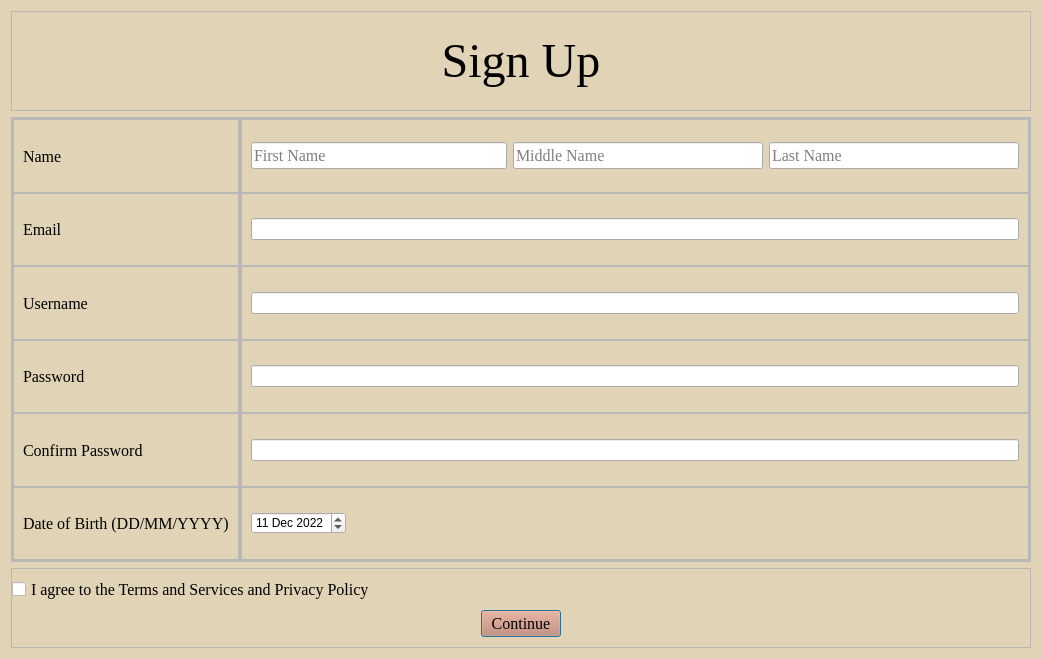
Qt form signup.ui (skidgefries/rightmeal) before a commit.
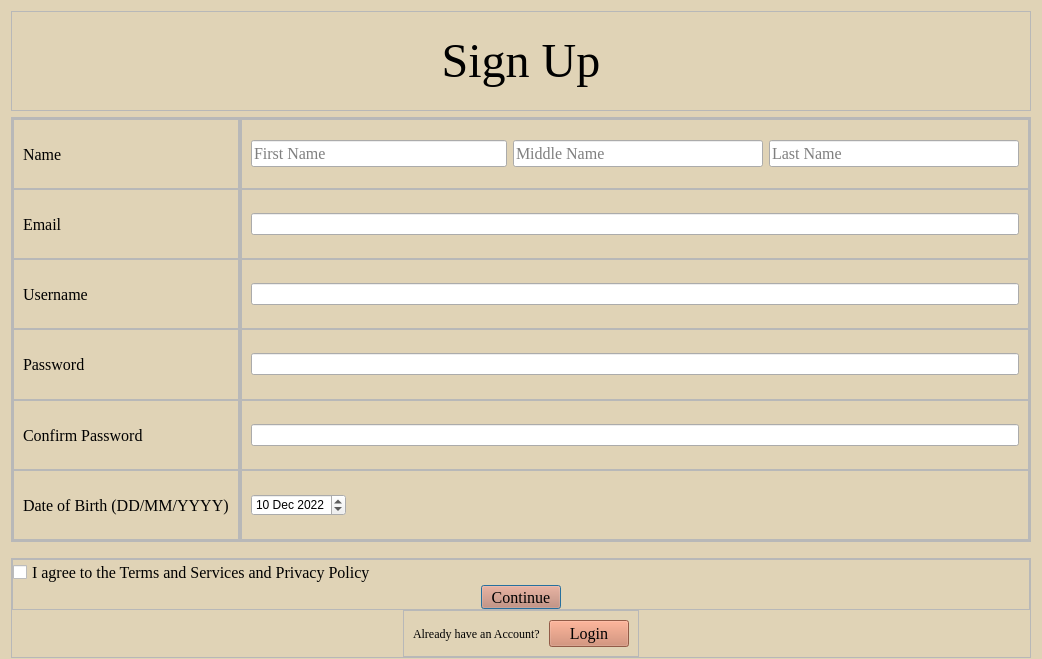
The same form after that commit.

The edit to the form file:
```diff
--- a/signup.ui
+++ b/signup.ui
@@ -10,6 +10,12 @@
     <height>659</height>
    </rect>
   </property>
+  <property name="minimumSize">
+   <size>
+    <width>0</width>
+    <height>100</height>
+   </size>
+  </property>
   <property name="windowTitle">
    <string>Dialog</string>
   </property>
@@ -544,12 +550,12 @@
               </property>
               <property name="dateTime">
                <datetime>
-                <hour>1</hour>
-                <minute>0</minute>
+                <hour>19</hour>
+                <minute>15</minute>
                 <second>0</second>
                 <year>2022</year>
                 <month>12</month>
-                <day>11</day>
+                <day>10</day>
                </datetime>
               </property>
              </widget>
@@ -565,6 +571,12 @@
    </item>
    <item>
     <widget class="QFrame" name="frame_2">
+     <property name="minimumSize">
+      <size>
+       <width>0</width>
+       <height>100</height>
+      </size>
+     </property>
      <property name="maximumSize">
       <size>
        <width>16777215</width>
@@ -594,6 +606,30 @@
        <number>0</number>
       </property>
       <item>
+       <widget class="QFrame" name="frame_18">
+        <property name="frameShape">
+         <enum>QFrame::StyledPanel</enum>
+        </property>
+        <property name="frameShadow">
+         <enum>QFrame::Raised</enum>
+        </property>
+        <layout class="QVBoxLayout" name="verticalLayout_13">
+         <property name="spacing">
+          <number>0</number>
+         </property>
+         <property name="leftMargin">
+          <number>0</number>
+         </property>
+         <property name="topMargin">
+          <number>0</number>
+         </property>
+         <property name="rightMargin">
+          <number>0</number>
+         </property>
+         <property name="bottomMargin">
+          <number>0</number>
+         </property>
+         <item>
        <widget class="QCheckBox" name="checkBox">
         <property name="sizePolicy">
          <sizepolicy hsizetype="Fixed" vsizetype="Fixed">
@@ -629,6 +665,60 @@
         <property name="text">
          <string>Continue</string>
         </property>
+          </widget>
+         </item>
+        </layout>
+       </widget>
+      </item>
+      <item alignment="Qt::AlignHCenter">
+       <widget class="QFrame" name="frame_19">
+        <property name="frameShape">
+         <enum>QFrame::StyledPanel</enum>
+        </property>
+        <property name="frameShadow">
+         <enum>QFrame::Raised</enum>
+        </property>
+        <layout class="QHBoxLayout" name="horizontalLayout_7">
+         <item>
+          <widget class="QLabel" name="label_2">
+           <property name="maximumSize">
+            <size>
+             <width>200</width>
+             <height>16777215</height>
+            </size>
+           </property>
+           <property name="font">
+            <font>
+             <family>Times New Roman</family>
+             <italic>false</italic>
+             <bold>false</bold>
+            </font>
+           </property>
+           <property name="text">
+            <string>Already have an Account? </string>
+           </property>
+          </widget>
+         </item>
+         <item alignment="Qt::AlignLeft">
+          <widget class="QPushButton" name="pushButton_2">
+           <property name="sizePolicy">
+            <sizepolicy hsizetype="Fixed" vsizetype="Fixed">
+             <horstretch>0</horstretch>
+             <verstretch>0</verstretch>
+            </sizepolicy>
+           </property>
+           <property name="font">
+            <font>
+             <family>Times New Roman</family>
+             <pointsize>12</pointsize>
+            </font>
+           </property>
+           <property name="text">
+            <string>Login</string>
+           </property>
+          </widget>
+         </item>
+        </layout>
        </widget>
       </item>
      </layout>
```
Lines whose indentation alone changed are shown as unchanged.
